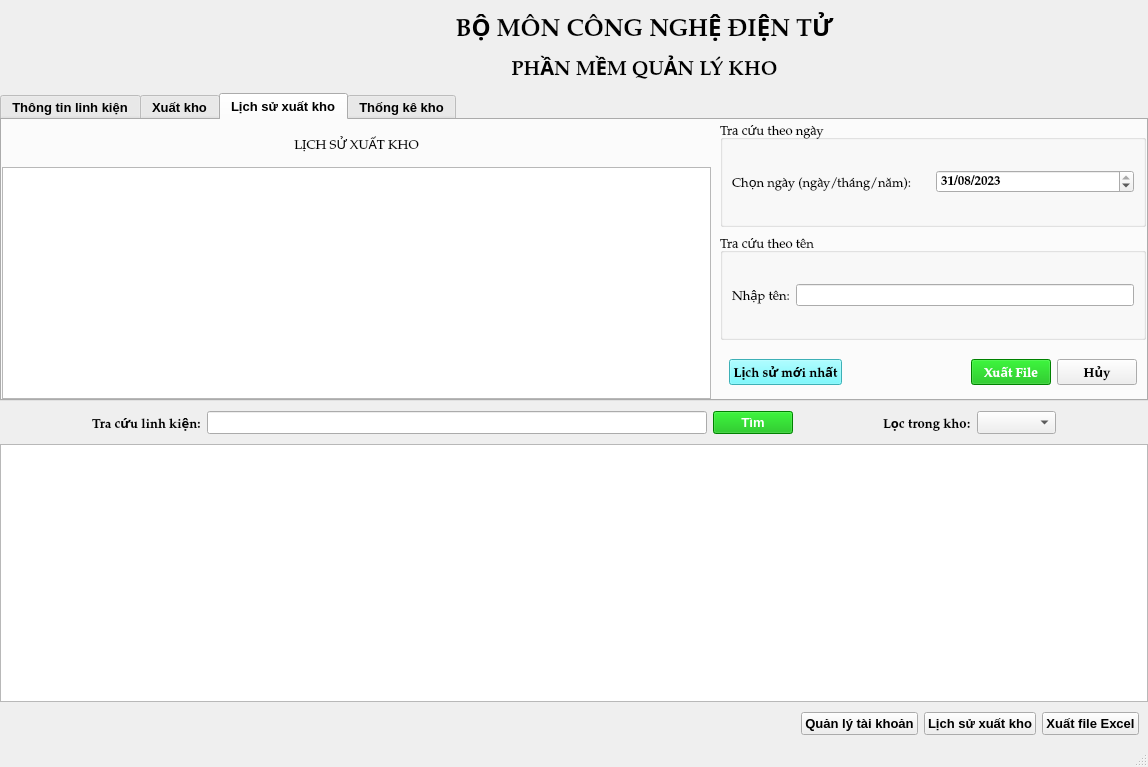
ngockhang2017/NhapXuatKho_CNDT, file NhapXuatKho_CNDT/mainwindow.ui: the form before one commit.
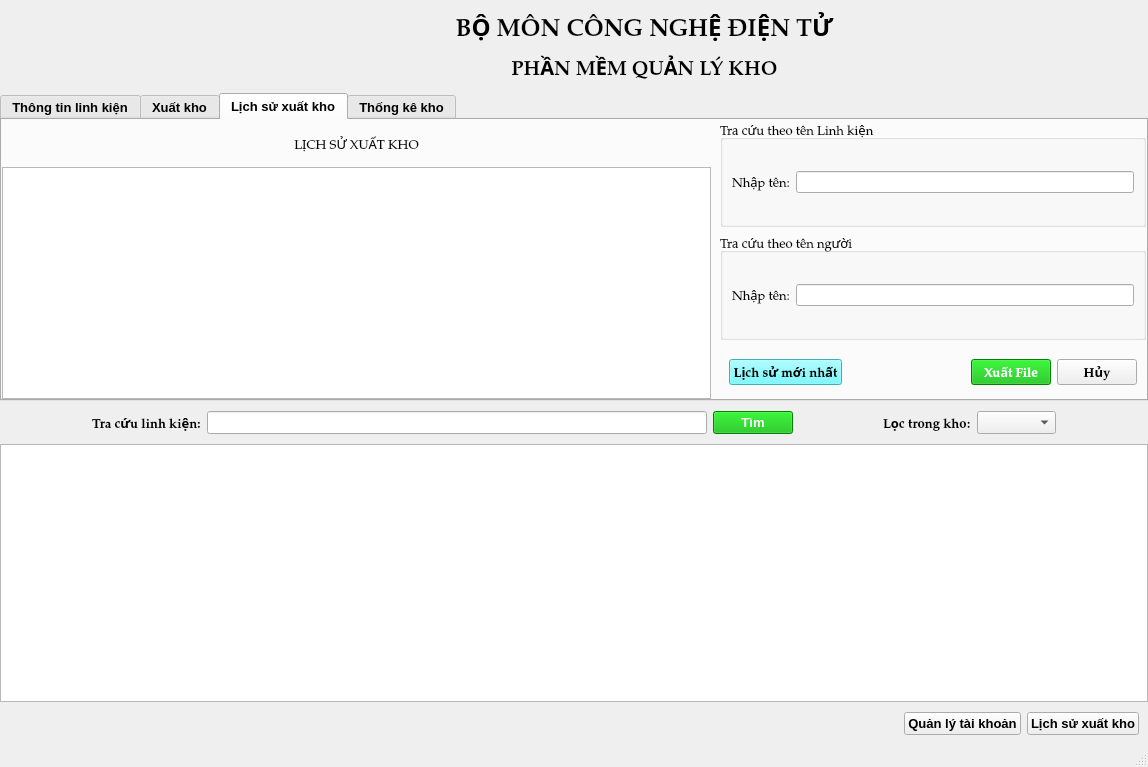
The form after the commit. The open tabs and pages were chosen to show the change. Icons and pictures are not drawn.

```diff
--- a/NhapXuatKho_CNDT/mainwindow.ui
+++ b/NhapXuatKho_CNDT/mainwindow.ui
@@ -823,39 +823,18 @@
                  </font>
                 </property>
                 <property name="title">
-                 <string>Tra cứu theo ngày</string>
+                 <string>Tra cứu theo tên Linh kiện</string>
                 </property>
                 <layout class="QHBoxLayout" name="horizontalLayout_10">
                  <item>
                   <widget class="QLabel" name="label_23">
                    <property name="text">
-                    <string>Chọn ngày (ngày/tháng/năm):</string>
+                    <string>Nhập tên:</string>
                    </property>
                   </widget>
                  </item>
                  <item>
-                  <widget class="QDateEdit" name="dateEdit">
-                   <property name="font">
-                    <font>
-                     <family>Palatino Linotype</family>
-                     <weight>75</weight>
-                     <bold>true</bold>
-                    </font>
-                   </property>
-                   <property name="dateTime">
-                    <datetime>
-                     <hour>0</hour>
-                     <minute>0</minute>
-                     <second>0</second>
-                     <year>2023</year>
-                     <month>8</month>
-                     <day>31</day>
-                    </datetime>
-                   </property>
-                   <property name="displayFormat">
-                    <string>dd/MM/yyyy</string>
-                   </property>
-                  </widget>
+                  <widget class="QLineEdit" name="lineEdit_timlk_xuatkho"/>
                  </item>
                 </layout>
                </widget>
@@ -870,7 +849,7 @@
                  </font>
                 </property>
                 <property name="title">
-                 <string>Tra cứu theo tên</string>
+                 <string>Tra cứu theo tên người</string>
                 </property>
                 <layout class="QHBoxLayout" name="horizontalLayout_11">
                  <item>
@@ -1173,13 +1152,6 @@
             </property>
            </widget>
           </item>
-          <item>
-           <widget class="QPushButton" name="pushButton_9">
-            <property name="text">
-             <string>Xuất file Excel</string>
-            </property>
-           </widget>
-          </item>
          </layout>
         </widget>
        </item>
```
Left out of the diff: 6 changed lines with no effect on the pictures.
